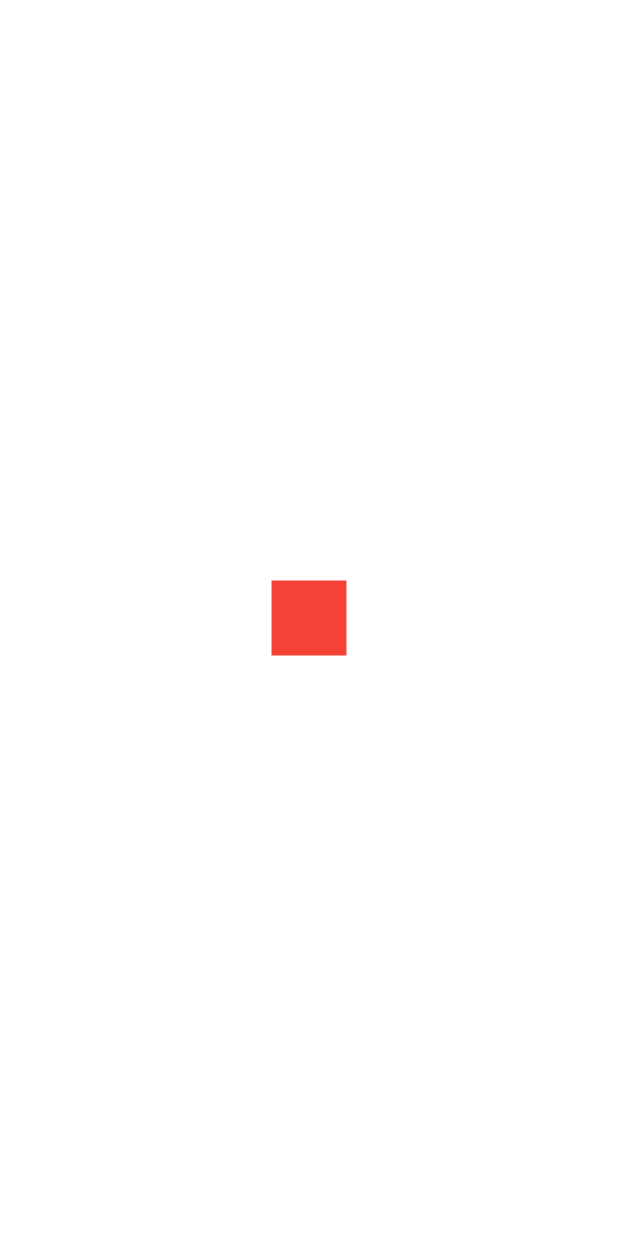
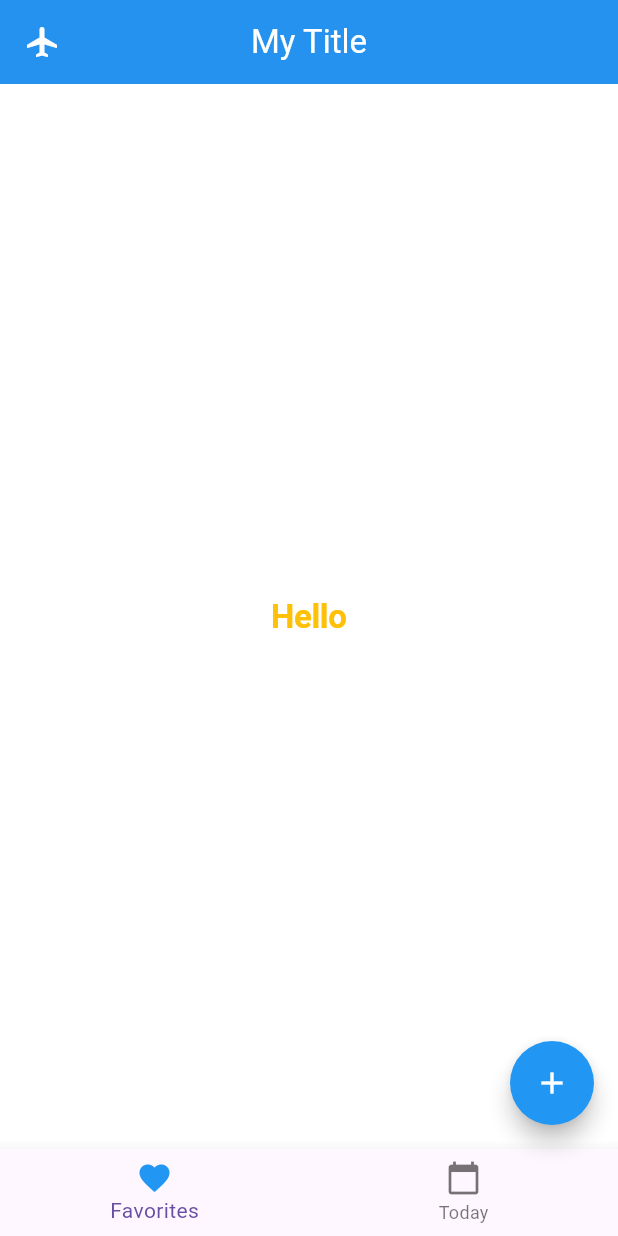
Before and after one commit to ArchOrn/egsi_flutter_2024_5iw3, a Flutter app: the screen it shows after launch, on a phone screen of 412 x 824 dp. Run offline on Flutter 3.47's test engine with Material 3 defaults, Android fonts, the phone set to English and light mode, and no system bars.

Commit message:
Rollback to base Scaffold for exercise

```diff
--- /dev/null
+++ b/lib/app.dart
@@ -0,0 +1,22 @@
+import 'package:flutter/material.dart';
+import 'package:flutter_5iw3/home_screen.dart';
+
+class App extends StatelessWidget {
+  const App({super.key});
+
+  @override
+  Widget build(BuildContext context) {
+    return MaterialApp(
+      home: const Home(),
+      theme: ThemeData(
+        textTheme: const TextTheme(
+          displayLarge: TextStyle(
+            color: Colors.amber,
+            fontSize: 22,
+            fontWeight: FontWeight.bold,
+          ),
+        ),
+      ),
+    );
+  }
+}
--- /dev/null
+++ b/lib/home_screen.dart
@@ -0,0 +1,62 @@
+import 'package:flutter/material.dart';
+
+class Home extends StatelessWidget {
+  const Home({super.key});
+
+  @override
+  Widget build(BuildContext context) {
+    return Scaffold(
+      appBar: AppBar(
+        backgroundColor: Colors.blue,
+        centerTitle: true,
+        elevation: 1,
+        leading: IconButton(
+          onPressed: () {},
+          icon: const Icon(
+            Icons.airplanemode_on,
+            color: Colors.white,
+          ),
+        ),
+        title: const Text(
+          'My Title',
+          style: TextStyle(
+            color: Colors.white,
+          ),
+        ),
+      ),
+      backgroundColor: Colors.white,
+      body: Center(
+        child: Text(
+          'Hello',
+          style: Theme.of(context).textTheme.displayLarge,
+        ),
+      ),
+      bottomNavigationBar: BottomNavigationBar(
+        items: const [
+          BottomNavigationBarItem(
+            label: 'Favorites',
+            icon: Icon(
+              Icons.favorite,
+              color: Colors.blue,
+            ),
+          ),
+          BottomNavigationBarItem(
+            label: 'Today',
+            icon: Icon(
+              Icons.calendar_today,
+            ),
+          ),
+        ],
+      ),
+      floatingActionButton: FloatingActionButton(
+        backgroundColor: Colors.blue,
+        shape: const CircleBorder(),
+        onPressed: () {},
+        child: const Icon(
+          Icons.add,
+          color: Colors.white,
+        ),
+      ),
+    );
+  }
+}
--- a/lib/main.dart
+++ b/lib/main.dart
@@ -1,59 +1,6 @@
 import 'package:flutter/material.dart';
+import 'package:flutter_5iw3/app.dart';
 
 void main() {
   runApp(const App());
 }
-
-class App extends StatelessWidget {
-  const App({super.key});
-
-  @override
-  Widget build(BuildContext context) {
-    return MaterialApp(
-      home: Home(),
-      theme: ThemeData(
-        textTheme: const TextTheme(
-          displayLarge: TextStyle(
-            color: Colors.amber,
-            fontSize: 22,
-            fontWeight: FontWeight.bold,
-          ),
-        ),
-      ),
-    );
-  }
-}
-
-class Home extends StatefulWidget {
-
-  Home({super.key});
-
-  @override
-  State<Home> createState() => _HomeState();
-}
-
-class _HomeState extends State<Home> {
-  Color _color = Colors.red;
-
-  @override
-  Widget build(BuildContext context) {
-    return Scaffold(
-      backgroundColor: Colors.white,
-      body: Center(
-        child: GestureDetector(
-          onTap: () {
-            print('Toto');
-            setState(() {
-              _color = _color == Colors.red ? Colors.blue : Colors.red;
-            });
-          },
-          child: Container(
-            width: 50,
-            height: 50,
-            color: _color,
-          ),
-        ),
-      ),
-    );
-  }
-}
```
